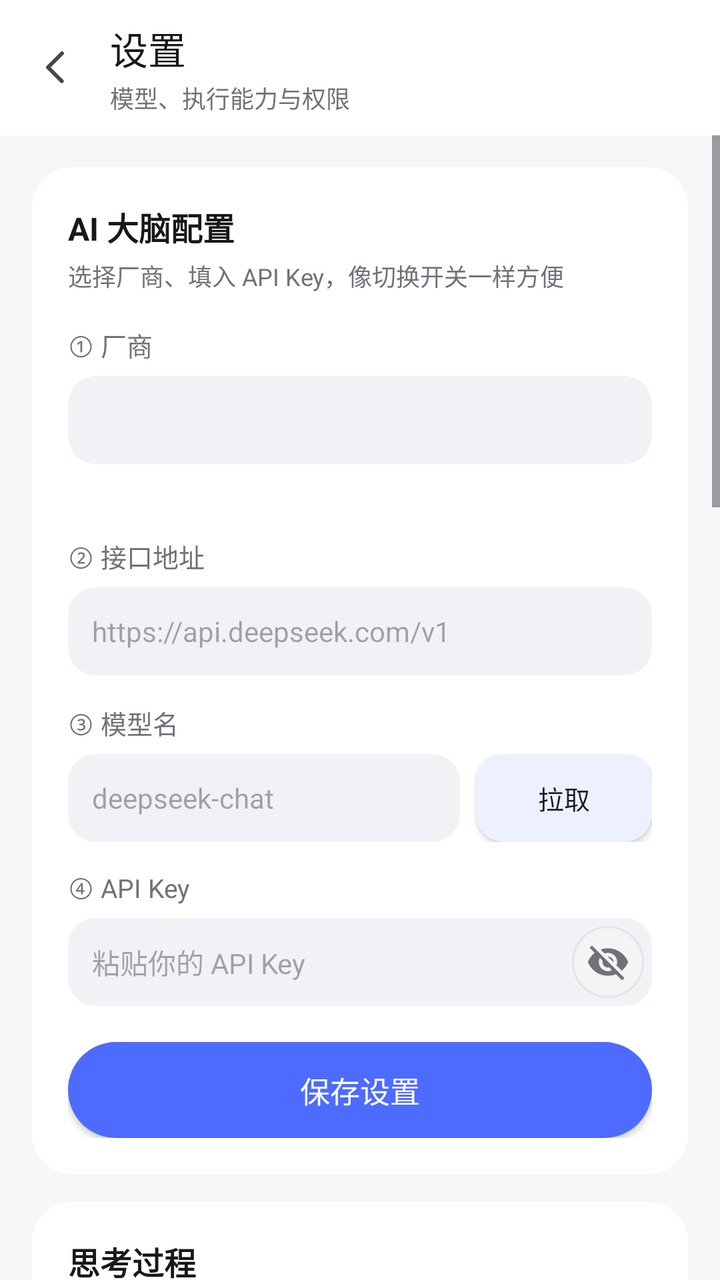
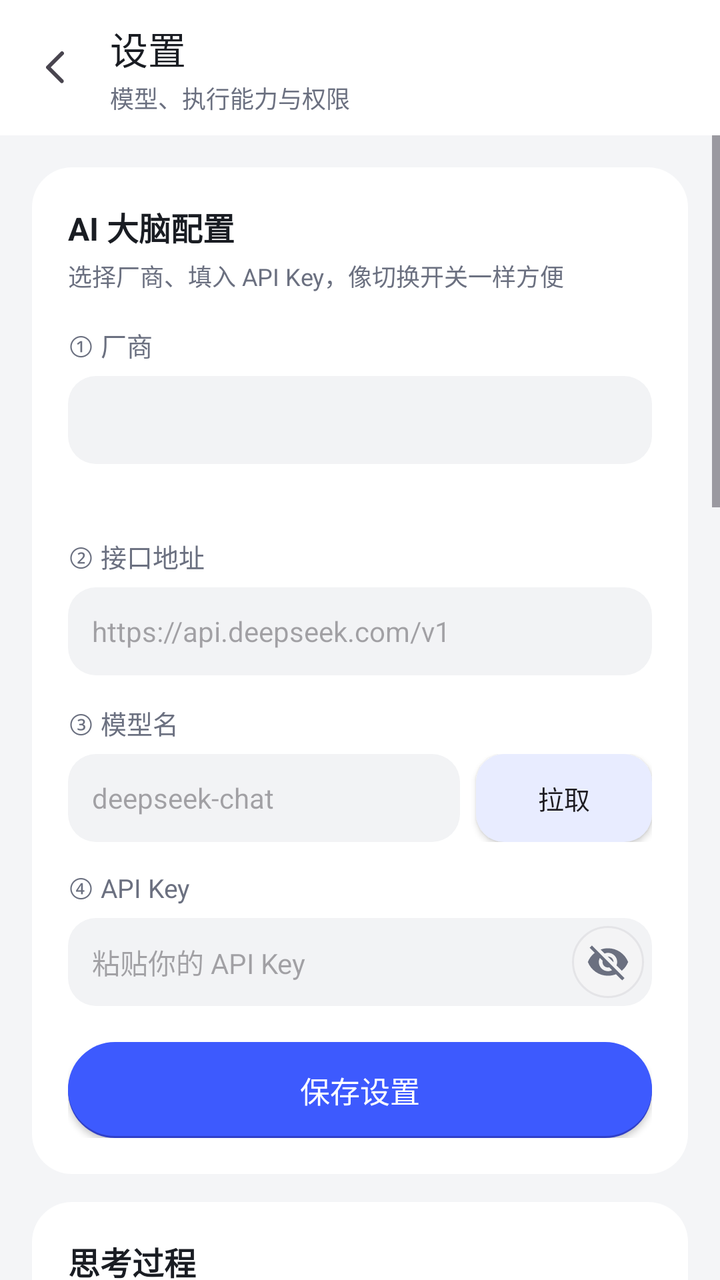

Screens rendered from an Android XML layout before and after an edit, with the pre-edit source and the edit as a unified diff.
<!-- AndroidManifest.xml: application theme Theme.Assistant -->
<!-- res/layout/activity_settings.xml -->
<?xml version="1.0" encoding="utf-8"?>
<LinearLayout xmlns:android="http://schemas.android.com/apk/res/android"
    xmlns:app="http://schemas.android.com/apk/res-auto"
    android:layout_width="match_parent"
    android:layout_height="match_parent"
    android:orientation="vertical"
    android:background="@color/colorBackground">

    <LinearLayout
        android:layout_width="match_parent"
        android:layout_height="wrap_content"
        android:orientation="horizontal"
        android:gravity="center_vertical"
        android:paddingStart="8dp"
        android:paddingEnd="16dp"
        android:paddingTop="10dp"
        android:paddingBottom="10dp"
        android:background="@color/colorSurface">

        <ImageView
            android:id="@+id/btnBack"
            android:layout_width="42dp"
            android:layout_height="42dp"
            android:src="@drawable/ic_back"
            android:padding="9dp"
            android:background="?attr/selectableItemBackgroundBorderless"
            android:contentDescription="返回" />

        <LinearLayout
            android:layout_width="0dp"
            android:layout_height="wrap_content"
            android:layout_weight="1"
            android:layout_marginStart="5dp"
            android:orientation="vertical">

            <TextView
                android:layout_width="wrap_content"
                android:layout_height="wrap_content"
                android:text="设置"
                android:textSize="19sp"
                android:fontFamily="sans-serif-medium"
                android:textColor="@color/colorTextPrimary" />

            <TextView
                android:layout_width="wrap_content"
                android:layout_height="wrap_content"
                android:layout_marginTop="2dp"
                android:text="模型、执行能力与权限"
                android:textSize="12sp"
                android:textColor="@color/colorTextSecondary" />
        </LinearLayout>
    </LinearLayout>

    <ScrollView
        android:layout_width="match_parent"
        android:layout_height="0dp"
        android:layout_weight="1"
    android:clipToPadding="false"
    android:fillViewport="true"
    android:paddingBottom="24dp">

    <LinearLayout
        android:layout_width="match_parent"
        android:layout_height="wrap_content"
        android:orientation="vertical"
        android:paddingStart="16dp"
        android:paddingEnd="16dp"
        android:paddingTop="16dp">

        
        <LinearLayout
            android:layout_width="match_parent"
            android:layout_height="wrap_content"
            android:orientation="vertical"
            android:background="@drawable/bg_settings_card"
            android:padding="18dp">

            <TextView
                android:layout_width="wrap_content"
                android:layout_height="wrap_content"
                android:text="AI 大脑配置"
                android:textStyle="bold"
                android:textSize="16sp"
                android:textColor="@color/colorTextPrimary" />

            <TextView
                android:layout_width="wrap_content"
                android:layout_height="wrap_content"
                android:layout_marginTop="4dp"
                android:text="选择厂商、填入 API Key，像切换开关一样方便"
                android:textSize="12sp"
                android:textColor="@color/colorTextSecondary" />

            <TextView
                android:layout_width="wrap_content"
                android:layout_height="wrap_content"
                android:layout_marginTop="16dp"
                android:text="① 厂商"
                android:textSize="13sp"
                android:textColor="@color/colorTextSecondary" />

            <Spinner
                android:id="@+id/spinnerVendor"
                android:layout_width="match_parent"
                android:layout_height="44dp"
                android:layout_marginTop="6dp"
                android:paddingStart="12dp"
                android:paddingEnd="12dp"
                android:background="@drawable/bg_settings_input" />

            <TextView
                android:id="@+id/tvKeyHint"
                android:layout_width="match_parent"
                android:layout_height="wrap_content"
                android:layout_marginTop="6dp"
                android:text=""
                android:textSize="12sp"
                android:textColor="@color/colorPrimary"
                android:lineSpacingExtra="3dp"
                android:paddingStart="4dp"
                android:paddingEnd="4dp" />

            <TextView
                android:layout_width="wrap_content"
                android:layout_height="wrap_content"
                android:layout_marginTop="14dp"
                android:text="② 接口地址"
                android:textSize="13sp"
                android:textColor="@color/colorTextSecondary" />

            <EditText
                android:id="@+id/etBaseUrl"
                android:layout_width="match_parent"
                android:layout_height="44dp"
                android:layout_marginTop="6dp"
                android:inputType="textUri"
                android:textSize="14sp"
                android:textColor="@color/colorTextPrimary"
                android:paddingStart="12dp"
                android:paddingEnd="12dp"
                android:background="@drawable/bg_settings_input"
                android:hint="https://api.deepseek.com/v1" />

            <TextView
                android:layout_width="wrap_content"
                android:layout_height="wrap_content"
                android:layout_marginTop="14dp"
                android:text="③ 模型名"
                android:textSize="13sp"
                android:textColor="@color/colorTextSecondary" />

            <LinearLayout
                android:layout_width="match_parent"
                android:layout_height="wrap_content"
                android:layout_marginTop="6dp"
                android:orientation="horizontal"
                android:gravity="center_vertical">

                <AutoCompleteTextView
                    android:id="@+id/etModel"
                    android:layout_width="0dp"
                    android:layout_height="44dp"
                    android:layout_weight="1"
                    android:inputType="text"
                    android:textSize="14sp"
                    android:textColor="@color/colorTextPrimary"
                    android:paddingStart="12dp"
                    android:paddingEnd="12dp"
                    android:background="@drawable/bg_settings_input"
                    android:hint="deepseek-chat" />

                <Button
                    android:id="@+id/btnFetchModels"
                    android:layout_width="wrap_content"
                    android:layout_height="44dp"
                    android:layout_marginStart="8dp"
                    android:paddingStart="14dp"
                    android:paddingEnd="14dp"
                    android:text="拉取"
                    android:textSize="13sp"
                    android:textAllCaps="false"
                    android:background="@drawable/bg_section_button"
                    app:backgroundTint="@null" />
            </LinearLayout>

            <TextView
                android:layout_width="wrap_content"
                android:layout_height="wrap_content"
                android:layout_marginTop="14dp"
                android:text="④ API Key"
                android:textSize="13sp"
                android:textColor="@color/colorTextSecondary" />

            <FrameLayout
                android:layout_width="match_parent"
                android:layout_height="44dp"
                android:layout_marginTop="6dp">

                <EditText
                    android:id="@+id/etApiKey"
                    android:layout_width="match_parent"
                    android:layout_height="44dp"
                    android:inputType="textPassword"
                    android:textSize="14sp"
                    android:textColor="@color/colorTextPrimary"
                    android:paddingStart="12dp"
                    android:paddingEnd="52dp"
                    android:background="@drawable/bg_settings_input"
                    android:hint="粘贴你的 API Key" />

                <ImageView
                    android:id="@+id/toggleApiKey"
                    android:layout_width="36dp"
                    android:layout_height="36dp"
                    android:layout_gravity="end|center_vertical"
                    android:layout_marginEnd="4dp"
                    android:padding="7dp"
                    android:scaleType="fitCenter"
                    android:src="@drawable/ic_eye_off"
                    android:contentDescription="显示或隐藏 API Key"
                    android:background="@drawable/bg_eye_button" />
            </FrameLayout>

            <Button
                android:id="@+id/btnSave"
                android:layout_width="match_parent"
                android:layout_height="48dp"
                android:layout_marginTop="18dp"
                android:text="保存设置"
                android:textColor="@color/colorOnPrimary"
                android:textSize="15sp"
                android:background="@drawable/bg_send_button" />
        </LinearLayout>

        
        <LinearLayout
            android:layout_width="match_parent"
            android:layout_height="wrap_content"
            android:layout_marginTop="14dp"
            android:orientation="vertical"
            android:background="@drawable/bg_settings_card"
            android:padding="18dp">

            <TextView
                android:layout_width="wrap_content"
                android:layout_height="wrap_content"
                android:text="思考过程"
                android:textStyle="bold"
                android:textSize="16sp"
                android:textColor="@color/colorTextPrimary" />

            <TextView
                android:layout_width="wrap_content"
                android:layout_height="wrap_content"
                android:layout_marginTop="4dp"
                android:text="看清 AI 每一步在想什么，方便判断它为什么点错"
                android:textSize="12sp"
                android:textColor="@color/colorTextSecondary" />

            <LinearLayout
                android:layout_width="match_parent"
                android:layout_height="wrap_content"
                android:layout_marginTop="14dp"
                android:orientation="horizontal"
                android:gravity="center_vertical">

                <LinearLayout
                    android:layout_width="0dp"
                    android:layout_height="wrap_content"
                    android:layout_weight="1"
                    android:orientation="vertical">

                    <TextView
                        android:layout_width="wrap_content"
                        android:layout_height="wrap_content"
                        android:text="显示思考过程"
                        android:textSize="15sp"
                        android:textColor="@color/colorTextPrimary" />

                    <TextView
                        android:layout_width="wrap_content"
                        android:layout_height="wrap_content"
                        android:layout_marginTop="2dp"
                        android:text="在聊天里默认展开，手机重开 App 后仍可见，点气泡可收起"
                        android:textSize="12sp"
                        android:textColor="@color/colorTextSecondary" />
                </LinearLayout>

                <com.aibutler.app.JellyToggle
                    android:id="@+id/swShowThinking"
                    android:layout_width="wrap_content"
                    android:layout_height="wrap_content" />
            </LinearLayout>

            <LinearLayout
                android:layout_width="match_parent"
                android:layout_height="wrap_content"
                android:layout_marginTop="12dp"
                android:orientation="horizontal"
                android:gravity="center_vertical">

                <LinearLayout
                    android:layout_width="0dp"
                    android:layout_height="wrap_content"
                    android:layout_weight="1"
                    android:orientation="vertical">

                    <TextView
                        android:layout_width="wrap_content"
                        android:layout_height="wrap_content"
                        android:text="深度思考模式"
                        android:textSize="15sp"
                        android:textColor="@color/colorTextPrimary" />

                    <TextView
                        android:layout_width="wrap_content"
                        android:layout_height="wrap_content"
                        android:layout_marginTop="2dp"
                        android:text="开启后先推理再动手，才能看到完整思考过程；关闭可提速但可能不再返回思考"
                        android:textSize="12sp"
                        android:textColor="@color/colorTextSecondary" />
                </LinearLayout>

                <com.aibutler.app.JellyToggle
                    android:id="@+id/swDeepThink"
                    android:layout_width="wrap_content"
                    android:layout_height="wrap_content" />
            </LinearLayout>
        </LinearLayout>

        
        <LinearLayout
            android:layout_width="match_parent"
            android:layout_height="wrap_content"
            android:layout_marginTop="14dp"
            android:orientation="horizontal"
            android:gravity="center_vertical"
            android:background="@drawable/bg_settings_card"
            android:padding="18dp">

            <LinearLayout
                android:layout_width="0dp"
                android:layout_height="wrap_content"
                android:layout_weight="1"
                android:orientation="vertical">

                <TextView
                    android:layout_width="wrap_content"
                    android:layout_height="wrap_content"
                    android:text="AutoGLM-Phone 手机脑（看截图操控）"
                    android:textStyle="bold"
                    android:textSize="16sp"
                    android:textColor="@color/colorTextPrimary" />

                <TextView
                    android:layout_width="wrap_content"
                    android:layout_height="wrap_content"
                    android:layout_marginTop="2dp"
                    android:text="开启后由智谱 AutoGLM-Phone 看截图决策，适合抖音/小红书这类自绘界面；需把上方厂商选为「智谱 GLM」。关闭则用控件树大脑（省流量，文字类任务更稳）"
                    android:textSize="12sp"
                    android:textColor="@color/colorTextSecondary" />
            </LinearLayout>

            <com.aibutler.app.JellyToggle
                android:id="@+id/swAutoGlm"
                android:layout_width="wrap_content"
                android:layout_height="wrap_content" />
        </LinearLayout>

        
        <LinearLayout
            android:layout_width="match_parent"
            android:layout_height="wrap_content"
            android:layout_marginTop="14dp"
            android:orientation="vertical"
            android:background="@drawable/bg_settings_card"
            android:padding="18dp">

            <LinearLayout
                android:layout_width="match_parent"
                android:layout_height="wrap_content"
                android:orientation="horizontal"
                android:gravity="center_vertical">

                <LinearLayout
                    android:layout_width="0dp"
                    android:layout_height="wrap_content"
                    android:layout_weight="1"
                    android:orientation="vertical">

                    <TextView
                        android:layout_width="wrap_content"
                        android:layout_height="wrap_content"
                        android:text="开发者模式"
                        android:textStyle="bold"
                        android:textSize="16sp"
                        android:textColor="@color/colorTextPrimary" />

                    <TextView
                        android:id="@+id/tvExperienceSummary"
                        android:layout_width="wrap_content"
                        android:layout_height="wrap_content"
                        android:layout_marginTop="2dp"
                        android:text="查看正确和错误行为"
                        android:textSize="12sp"
                        android:textColor="@color/colorTextSecondary" />
                </LinearLayout>

                <com.aibutler.app.JellyToggle
                    android:id="@+id/swDeveloperMode"
                    android:layout_width="wrap_content"
                    android:layout_height="wrap_content" />
            </LinearLayout>

            <LinearLayout
                android:id="@+id/llDeveloperPanel"
                android:layout_width="match_parent"
                android:layout_height="wrap_content"
                android:orientation="vertical"
                android:visibility="gone">

                <LinearLayout
                    android:layout_width="match_parent"
                    android:layout_height="34dp"
                    android:layout_marginTop="16dp"
                    android:orientation="horizontal">

                    <Button
                        android:id="@+id/btnFilterAllExperience"
                        android:layout_width="0dp"
                        android:layout_height="match_parent"
                        android:layout_weight="1"
                        android:layout_marginEnd="6dp"
                        android:text="全部"
                        android:textSize="13sp"
                        android:textAllCaps="false"
                        android:background="@drawable/bg_developer_filter_selected"
                        app:backgroundTint="@null" />

                    <Button
                        android:id="@+id/btnFilterSuccessExperience"
                        android:layout_width="0dp"
                        android:layout_height="match_parent"
                        android:layout_weight="1"
                        android:layout_marginEnd="6dp"
                        android:text="正确"
                        android:textSize="13sp"
                        android:textAllCaps="false"
                        android:background="@drawable/bg_developer_filter_unselected"
                        app:backgroundTint="@null" />

                    <Button
                        android:id="@+id/btnFilterFailureExperience"
                        android:layout_width="0dp"
                        android:layout_height="match_parent"
                        android:layout_weight="1"
                        android:text="错误"
                        android:textSize="13sp"
                        android:textAllCaps="false"
                        android:background="@drawable/bg_developer_filter_unselected"
                        app:backgroundTint="@null" />
                </LinearLayout>

                <androidx.core.widget.NestedScrollView
                    android:layout_width="match_parent"
                    android:layout_height="@dimen/developer_list_height"
                    android:layout_marginTop="6dp"
                    android:background="@drawable/bg_settings_card"
                    android:nestedScrollingEnabled="true"
                    android:scrollbars="vertical"
                    android:fadeScrollbars="true">

                    <LinearLayout
                        android:id="@+id/llExperienceList"
                        android:layout_width="match_parent"
                        android:layout_height="wrap_content"
                        android:orientation="vertical" />
                </androidx.core.widget.NestedScrollView>

                <TextView
                    android:layout_width="match_parent"
                    android:layout_height="wrap_content"
                    android:layout_marginTop="10dp"
                    android:text="💡 悬浮球：在其他 App 里屏幕边缘会半隐一个 📚 小球，点一下滑出这份记录，可直接编辑/删除；拖动可换边，无需悬浮窗权限"
                    android:textSize="11sp"
                    android:textColor="@color/colorTextHint"
                    android:lineSpacingExtra="3dp" />

                <Button
                    android:id="@+id/btnClearExperience"
                    android:layout_width="match_parent"
                    android:layout_height="44dp"
                    android:layout_marginTop="12dp"
                    android:text="清空全部记录（需确认）"
                    android:textSize="14sp"
                    android:textColor="@color/colorTextPrimary"
                    android:background="@drawable/bg_neutral_button"
                    app:backgroundTint="@null" />
            </LinearLayout>
        </LinearLayout>

        
        <LinearLayout
            android:layout_width="match_parent"
            android:layout_height="wrap_content"
            android:layout_marginTop="14dp"
            android:orientation="vertical"
            android:background="@drawable/bg_settings_card"
            android:padding="18dp">

            <TextView
                android:layout_width="wrap_content"
                android:layout_height="wrap_content"
                android:text="权限设置"
                android:textStyle="bold"
                android:textSize="16sp"
                android:textColor="@color/colorTextPrimary" />

            <TextView
                android:layout_width="wrap_content"
                android:layout_height="wrap_content"
                android:layout_marginTop="4dp"
                android:text="让 AI 能真正帮你干活"
                android:textSize="12sp"
                android:textColor="@color/colorTextSecondary" />

            <TextView
                android:id="@+id/tvPermStatus"
                android:layout_width="match_parent"
                android:layout_height="wrap_content"
                android:layout_marginTop="12dp"
                android:textSize="13sp"
                android:textColor="@color/colorTextSecondary"
                android:lineSpacingExtra="4dp" />

            <Button
                android:id="@+id/btnA11y"
                android:layout_width="match_parent"
                android:layout_height="44dp"
                android:layout_marginTop="8dp"
                android:text="开启「无障碍·自动执行」（必开）"
                android:textSize="14sp"
                android:textColor="@color/colorTextPrimary"
                android:background="@drawable/bg_neutral_button"
                app:backgroundTint="@null" />

            <Button
                android:id="@+id/btnNotif"
                android:layout_width="match_parent"
                android:layout_height="44dp"
                android:layout_marginTop="8dp"
                android:text="允许读取通知（帮你看新消息）"
                android:textSize="14sp"
                android:textColor="@color/colorTextPrimary"
                android:background="@drawable/bg_neutral_button"
                app:backgroundTint="@null" />

        </LinearLayout>

        
        <LinearLayout
            android:layout_width="match_parent"
            android:layout_height="wrap_content"
            android:layout_marginTop="14dp"
            android:orientation="vertical"
            android:background="@drawable/bg_settings_card"
            android:padding="18dp">

            <TextView
                android:layout_width="wrap_content"
                android:layout_height="wrap_content"
                android:text="安全"
                android:textStyle="bold"
                android:textSize="16sp"
                android:textColor="@color/colorTextPrimary" />

            <TextView
                android:layout_width="wrap_content"
                android:layout_height="wrap_content"
                android:layout_marginTop="4dp"
                android:text="锁屏 PIN 码（自动亮屏解锁用）"
                android:textSize="12sp"
                android:textColor="@color/colorTextSecondary" />

            <FrameLayout
                android:layout_width="match_parent"
                android:layout_height="44dp"
                android:layout_marginTop="12dp">

                <EditText
                    android:id="@+id/etPin"
                    android:layout_width="match_parent"
                    android:layout_height="44dp"
                    android:hint="输入 PIN 数字密码，留空不自动解锁"
                    android:inputType="numberPassword"
                    android:textSize="14sp"
                    android:textColor="@color/colorTextPrimary"
                    android:maxLength="16"
                    android:paddingStart="12dp"
                    android:paddingEnd="52dp"
                    android:background="@drawable/bg_settings_input" />

                <ImageView
                    android:id="@+id/togglePin"
                    android:layout_width="36dp"
                    android:layout_height="36dp"
                    android:layout_gravity="end|center_vertical"
                    android:layout_marginEnd="4dp"
                    android:padding="7dp"
                    android:scaleType="fitCenter"
                    android:src="@drawable/ic_eye_off"
                    android:contentDescription="显示或隐藏 PIN 码"
                    android:background="@drawable/bg_eye_button" />
            </FrameLayout>

            <Button
                android:id="@+id/btnSavePin"
                android:layout_width="match_parent"
                android:layout_height="44dp"
                android:layout_marginTop="10dp"
                android:text="保存 PIN 码（只存本机）"
                android:textSize="14sp"
                android:textColor="@color/colorPrimary"
                android:background="@drawable/bg_section_button" />

            <TextView
                android:layout_width="match_parent"
                android:layout_height="wrap_content"
                android:layout_marginTop="14dp"
                android:textSize="12sp"
                android:textColor="@color/colorTextHint"
                android:lineSpacingExtra="4dp"
                android:text="提示：无障碍服务是 AI 替你操作的核心能力。涉及付款、转账的确认步骤，AI 不会替你点，最后一步由你手动确认。" />
        </LinearLayout>
    </LinearLayout>
    </ScrollView>
</LinearLayout>
<!-- resources referenced by this layout -->
<resources>
  <color name="colorBackground">#F6F7F9</color>
  <color name="colorOnPrimary">#FFFFFF</color>
  <color name="colorPrimary">#4D6BFE</color>
  <color name="colorSurface">#FFFFFF</color>
  <color name="colorTextHint">#A1A1AA</color>
  <color name="colorTextPrimary">#18181B</color>
  <color name="colorTextSecondary">#71717A</color>
  <dimen name="developer_list_height">270dp</dimen>
  <!-- drawable bg_developer_filter_selected (drawable) -->
  <?xml version="1.0" encoding="utf-8"?>
  <shape xmlns:android="http://schemas.android.com/apk/res/android" android:shape="rectangle">
      <solid android:color="@color/colorPrimary" />
      <corners android:radius="10dp" />
  </shape>
  <!-- drawable bg_developer_filter_unselected (drawable) -->
  <?xml version="1.0" encoding="utf-8"?>
  <shape xmlns:android="http://schemas.android.com/apk/res/android" android:shape="rectangle">
      <solid android:color="@color/colorPrimaryLight" />
      <corners android:radius="10dp" />
  </shape>
  <!-- drawable bg_eye_button (drawable) -->
  <?xml version="1.0" encoding="utf-8"?>
  <ripple xmlns:android="http://schemas.android.com/apk/res/android"
      android:color="#E4E4E7">
      <item>
          <shape android:shape="oval">
              <solid android:color="#F4F4F5" />
              <stroke android:width="1dp" android:color="#E4E4E7" />
          </shape>
      </item>
  </ripple>
  <!-- drawable bg_neutral_button (drawable) -->
  <?xml version="1.0" encoding="utf-8"?>
  <shape xmlns:android="http://schemas.android.com/apk/res/android"
      android:shape="rectangle">
      <solid android:color="#F1F2F5" />
      <corners android:radius="14dp" />
  </shape>
  <!-- drawable bg_section_button (drawable) -->
  <?xml version="1.0" encoding="utf-8"?>
  <shape xmlns:android="http://schemas.android.com/apk/res/android" android:shape="rectangle">
      <solid android:color="@color/colorPrimaryLight" />
      <corners android:radius="14dp" />
  </shape>
  <!-- drawable bg_send_button (drawable) -->
  <?xml version="1.0" encoding="utf-8"?>
  <shape xmlns:android="http://schemas.android.com/apk/res/android" android:shape="rectangle">
      <solid android:color="@color/colorPrimary" />
      <corners android:radius="24dp" />
  </shape>
  <!-- drawable bg_settings_card (drawable) -->
  <?xml version="1.0" encoding="utf-8"?>
  <shape xmlns:android="http://schemas.android.com/apk/res/android" android:shape="rectangle">
      <solid android:color="@color/colorSurface" />
      <corners android:radius="20dp" />
  </shape>
  <!-- drawable bg_settings_input (drawable) -->
  <?xml version="1.0" encoding="utf-8"?>
  <shape xmlns:android="http://schemas.android.com/apk/res/android" android:shape="rectangle">
      <solid android:color="@color/colorInputField" />
      <corners android:radius="14dp" />
  </shape>
  <!-- drawable ic_back (drawable) -->
  <?xml version="1.0" encoding="utf-8"?>
  <vector xmlns:android="http://schemas.android.com/apk/res/android"
      android:width="24dp"
      android:height="24dp"
      android:viewportWidth="24"
      android:viewportHeight="24"
      android:tint="?attr/colorControlNormal">
      <path
          android:fillColor="@android:color/white"
          android:pathData="M14.7,4.3a1,1 0 0 1 0,1.4L8.4,12l6.3,6.3a1,1 0 0 1 -1.4,1.4l-7,-7a1,1 0 0 1 0,-1.4l7,-7a1,1 0 0 1 1.4,0z" />
  </vector>
  <color name="colorPrimaryLight">#EDF1FF</color>
  <color name="colorInputField">#F1F2F5</color>
  <color name="colorPrimaryDark">#3B55DC</color>
  <!-- unchanged entries left out for length: 2 -->
</resources>

<!-- the commit's change to res/layout/activity_settings.xml (unified diff, before → after) -->
@@ -466,7 +466,6 @@
                     android:layout_height="@dimen/developer_list_height"
                     android:layout_marginTop="6dp"
                     android:background="@drawable/bg_settings_card"
-                    android:nestedScrollingEnabled="true"
                     android:scrollbars="vertical"
                     android:fadeScrollbars="true">
 
<!-- resource entries referenced after the edit -->
@@ -1,12 +1,12 @@
 <!-- resources referenced by this layout -->
 <resources>
-  <color name="colorBackground">#F6F7F9</color>
+  <color name="colorBackground">#F4F5F7</color>
   <color name="colorOnPrimary">#FFFFFF</color>
-  <color name="colorPrimary">#4D6BFE</color>
+  <color name="colorPrimary">#3D5AFE</color>
   <color name="colorSurface">#FFFFFF</color>
-  <color name="colorTextHint">#A1A1AA</color>
-  <color name="colorTextPrimary">#18181B</color>
-  <color name="colorTextSecondary">#71717A</color>
+  <color name="colorTextHint">#9BA0AC</color>
+  <color name="colorTextPrimary">#1A1D23</color>
+  <color name="colorTextSecondary">#6B7080</color>
   <dimen name="developer_list_height">270dp</dimen>
   <!-- drawable bg_developer_filter_selected (drawable) -->
   <?xml version="1.0" encoding="utf-8"?>
@@ -46,10 +46,20 @@
   </shape>
   <!-- drawable bg_send_button (drawable) -->
   <?xml version="1.0" encoding="utf-8"?>
-  <shape xmlns:android="http://schemas.android.com/apk/res/android" android:shape="rectangle">
-      <solid android:color="@color/colorPrimary" />
-      <corners android:radius="24dp" />
-  </shape>
+  <layer-list xmlns:android="http://schemas.android.com/apk/res/android">
+      <item android:top="1dp" android:bottom="0dp">
+          <shape android:shape="rectangle">
+              <solid android:color="@color/colorPrimaryDark" />
+              <corners android:radius="24dp" />
+          </shape>
+      </item>
+      <item android:top="0dp" android:bottom="1dp">
+          <shape android:shape="rectangle">
+              <solid android:color="@color/colorPrimary" />
+              <corners android:radius="24dp" />
+          </shape>
+      </item>
+  </layer-list>
   <!-- drawable bg_settings_card (drawable) -->
   <?xml version="1.0" encoding="utf-8"?>
   <shape xmlns:android="http://schemas.android.com/apk/res/android" android:shape="rectangle">
@@ -74,9 +84,9 @@
           android:fillColor="@android:color/white"
           android:pathData="M14.7,4.3a1,1 0 0 1 0,1.4L8.4,12l6.3,6.3a1,1 0 0 1 -1.4,1.4l-7,-7a1,1 0 0 1 0,-1.4l7,-7a1,1 0 0 1 1.4,0z" />
   </vector>
-  <color name="colorPrimaryLight">#EDF1FF</color>
-  <color name="colorInputField">#F1F2F5</color>
-  <color name="colorPrimaryDark">#3B55DC</color>
+  <color name="colorPrimaryLight">#E8ECFF</color>
+  <color name="colorInputField">#F2F3F5</color>
+  <color name="colorPrimaryDark">#3040C8</color>
   <!-- unchanged entries left out for length: 2 -->
 </resources>
 
